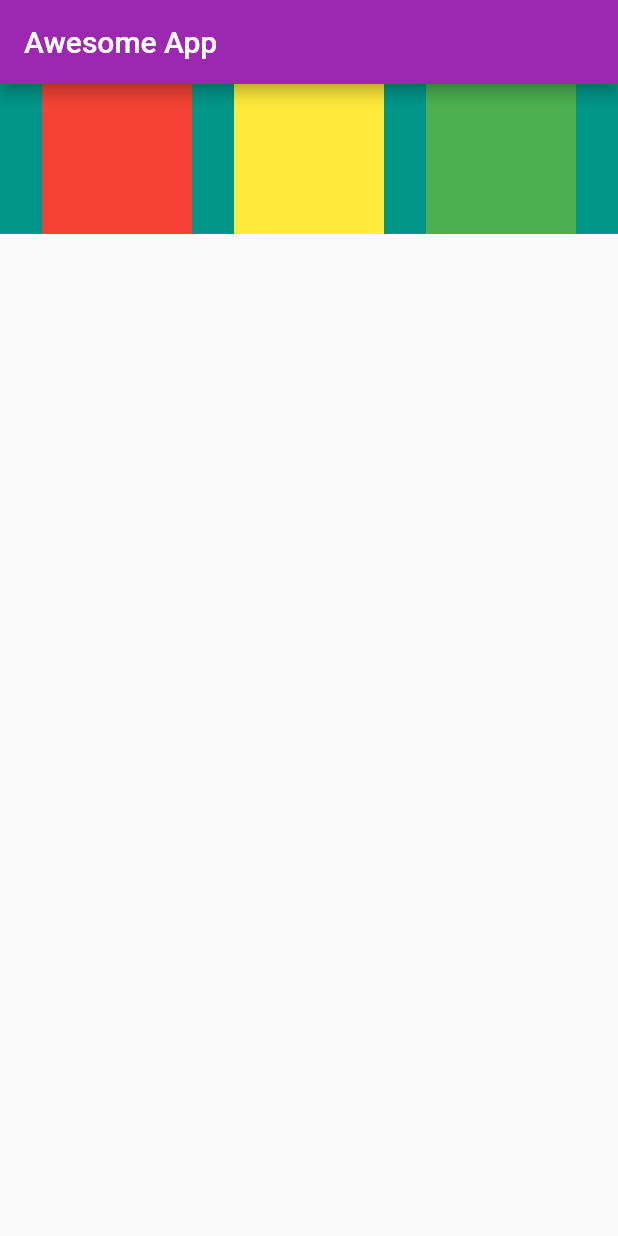
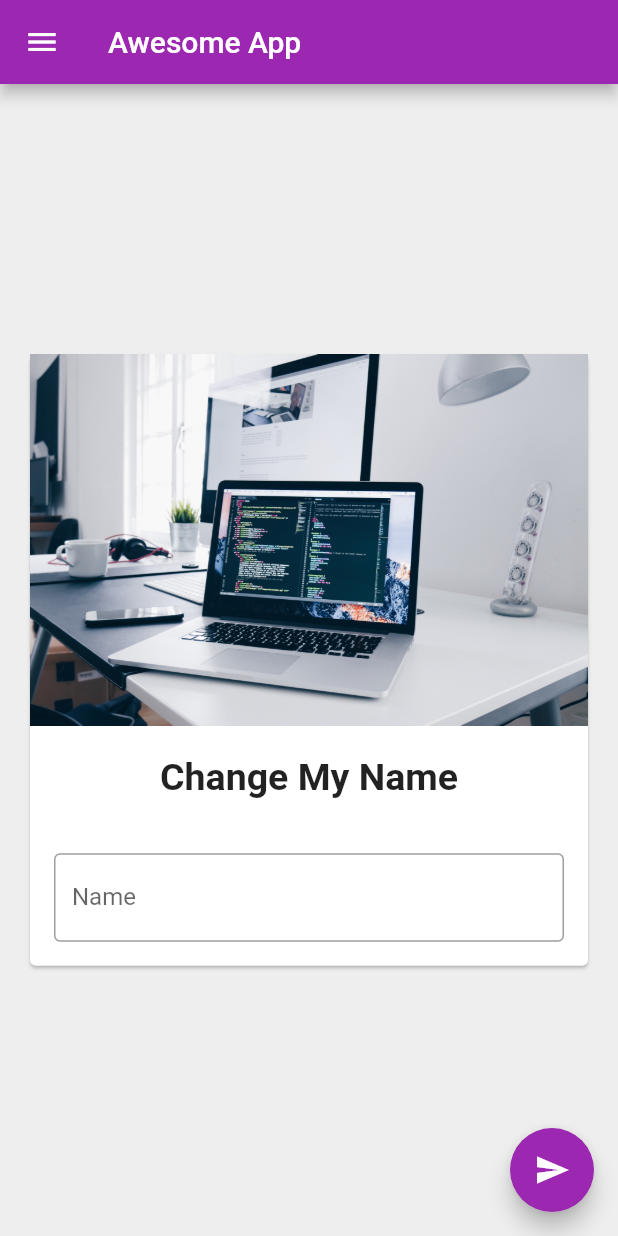
Before and after one commit to raulrd3/flutter_essentials, a Flutter app: the screen it shows after launch, on a phone screen of 412 x 824 dp. Run offline on Flutter 3.47's test engine with Material 2 defaults, Android fonts, the phone set to English and light mode, and no system bars.

Commit message:
Ch3 Completed

```diff
--- a/lib/main.dart
+++ b/lib/main.dart
@@ -10,44 +10,99 @@ void main() {
   ));
 }
 
-class HomePage extends StatelessWidget {
+class HomePage extends StatefulWidget {
+  @override
+  _HomePageState createState() => _HomePageState();
+}
+
+class _HomePageState extends State<HomePage> {
+  var myText = "Change My Name";
+  TextEditingController _nameController = TextEditingController();
+
   @override
   Widget build(BuildContext context) {
     return Scaffold(
+      backgroundColor: Colors.grey[200],
       appBar: AppBar(
         title: Text("Awesome App"),
       ),
-      body: Container(
-        color: Colors.teal,
-        height: 100,
-        child: Row(
-          mainAxisAlignment: MainAxisAlignment.spaceEvenly,
-          crossAxisAlignment: CrossAxisAlignment.stretch,
+      body: Center(
+        child: Padding(
+          padding: const EdgeInsets.all(16.0),
+          child: SingleChildScrollView(
+            child: Card(
+              child: Column(
+                children: [
+                  Image.asset(
+                    "assets/laptop.jpg",
+                  ),
+                  SizedBox(
+                    height: 20,
+                  ),
+                  Text(
+                    myText,
+                    style: TextStyle(
+                      fontSize: 25,
+                      fontWeight: FontWeight.bold,
+                    ),
+                  ),
+                  SizedBox(
+                    height: 20,
+                  ),
+                  Padding(
+                    padding: const EdgeInsets.all(16.0),
+                    child: TextField(
+                      controller: _nameController,
+                      decoration: InputDecoration(
+                        border: OutlineInputBorder(),
+                        hintText: "Enter some text.",
+                        labelText: "Name",
+                      ),
+                    ),
+                  ),
+                ],
+              ),
+            ),
+          ),
+        ),
+      ),
+      drawer: Drawer(
+        child: ListView(
+          padding: const EdgeInsets.all(0),
           children: [
-            Container(
-              padding: const EdgeInsets.all(8),
-              width: 100,
-              height: 100,
-              color: Colors.red,
-              alignment: Alignment.center,
+            UserAccountsDrawerHeader(
+              accountName: Text("Raul Rodriguez III"),
+              accountEmail: Text("hi@raulrodrigueziii.com"),
+              currentAccountPicture: CircleAvatar(
+                backgroundImage:
+                    NetworkImage("https://www.fillmurray.com/300/300"),
+              ),
             ),
-            Container(
-              padding: const EdgeInsets.all(8),
-              width: 100,
-              height: 100,
-              color: Colors.yellow,
-              alignment: Alignment.center,
+            ListTile(
+              leading: Icon(Icons.person),
+              title: Text("Raul Rodriguez III"),
+              subtitle: Text("Developer"),
+              trailing: Icon(Icons.edit),
+              onTap: () {},
             ),
-            Container(
-              padding: const EdgeInsets.all(8),
-              width: 100,
-              height: 100,
-              color: Colors.green,
-              alignment: Alignment.center,
+            ListTile(
+              leading: Icon(Icons.email),
+              title: Text("Email"),
+              subtitle: Text("hi@raulrodrigueziii.com"),
+              trailing: Icon(Icons.edit),
+              onTap: () {},
             ),
           ],
         ),
       ),
+      floatingActionButton: FloatingActionButton(
+        onPressed: () {
+          myText = _nameController.text;
+          // Need to call setState to update the state with changes w/logic above
+          setState(() {});
+        },
+        child: Icon(Icons.send),
+      ),
     );
   }
 }
--- a/pubspec.yaml
+++ b/pubspec.yaml
@@ -45,9 +45,8 @@ flutter:
   uses-material-design: true
 
   # To add assets to your application, add an assets section, like this:
-  # assets:
-  #   - images/a_dot_burr.jpeg
-  #   - images/a_dot_ham.jpeg
+  assets:
+    - assets/
 
   # An image asset can refer to one or more resolution-specific "variants", see
   # https://flutter.dev/assets-and-images/#resolution-aware.
```
Also changed, not shown: assets/cthulhu.jpeg (added), assets/laptop.jpg (added), 1 other file.
